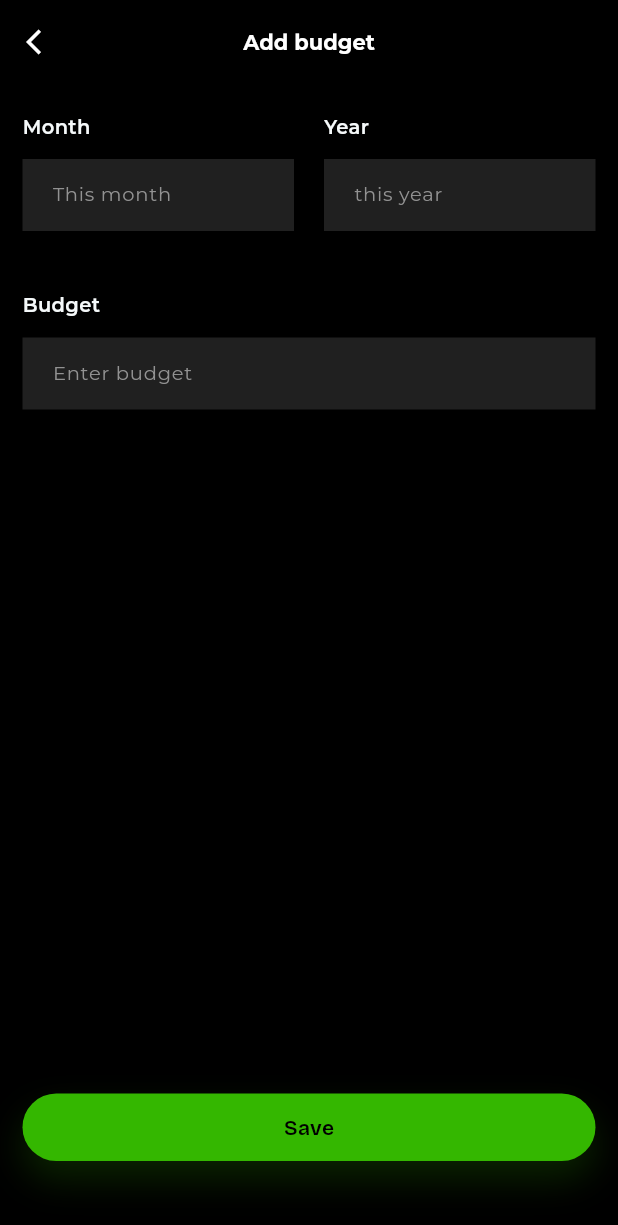
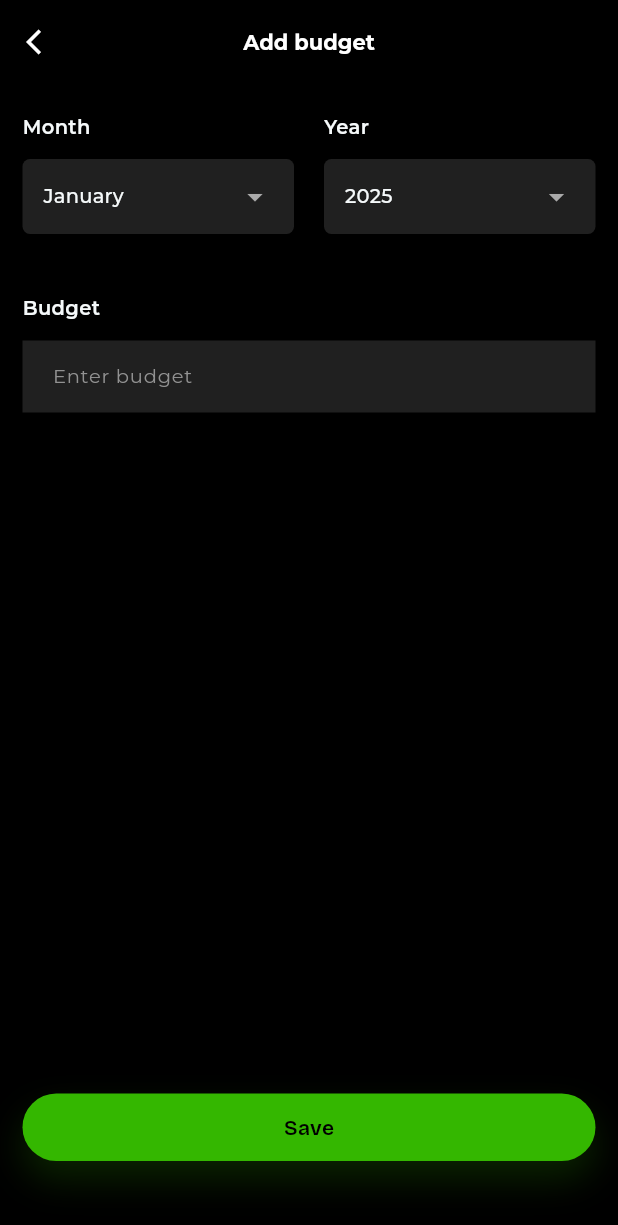
Before and after one commit to saleheen1/simple_expense_tracker, a Flutter app: the screen it shows after launch, after a tap on "Budget", on a phone screen of 412 x 824 dp. Shown: the top 1225 px of the screen. Run offline on Flutter 3.47's test engine with Material 3 defaults, Android fonts, the phone set to English and light mode, and no system bars; our stand-ins replace flutter_svg, get, google_fonts, sqflite; accounts and stored records are empty.

Commit message:
refactor: move mvc of budget and expanse to their dedicated repo

```diff
--- a/lib/core/bindings/all_bindings.dart
+++ b/lib/core/bindings/all_bindings.dart
@@ -1,6 +1,8 @@
 import 'package:get/get.dart';
+import 'package:simple_expense_tracker/features/expanse_and_budget/data/controller/budget_controller.dart';
 import 'package:simple_expense_tracker/features/home/data/controller/navigation_controller.dart';
 
 Future<void> initBindings() async {
   Get.put(NavigationController());
+  Get.lazyPut(() => BudgetController(), fenix: true);
 }
--- /dev/null
+++ b/lib/core/widgets/custom_dropdown.dart
@@ -0,0 +1,93 @@
+import 'package:flutter/material.dart';
+import 'package:get/get.dart';
+import 'package:simple_expense_tracker/core/themes/custom_theme.dart';
+import 'package:simple_expense_tracker/core/utils/text_utils.dart';
+import 'package:simple_expense_tracker/core/utils/ui_const.dart';
+
+class CustomDropDown extends StatelessWidget {
+  const CustomDropDown({
+    super.key,
+    this.onChange,
+    this.items,
+    this.value,
+    this.bgColor,
+    this.borderColor,
+    this.width,
+    this.textStyle,
+    this.icon,
+    this.iconColor,
+    this.borderRadius,
+    this.dropDownTextColor,
+    this.paddingV,
+    this.readonly = false,
+    this.label,
+  });
+
+  final Function(String?)? onChange;
+  final List<String>? items;
+  final String? value;
+  final Color? bgColor;
+  final Color? borderColor;
+  final double? width;
+  final Icon? icon;
+  final Color? iconColor;
+  final BorderRadius? borderRadius;
+  final Color? dropDownTextColor;
+  final TextStyle? textStyle;
+  final double? paddingV;
+  final bool readonly;
+  final String? label;
+
+  @override
+  Widget build(BuildContext context) {
+    final theme = CustomTheme.of(context);
+    return Column(
+      crossAxisAlignment: CrossAxisAlignment.start,
+      children: [
+        if (label != null)
+          Column(
+            crossAxisAlignment: CrossAxisAlignment.start,
+            children: [
+              Text(label!, style: TextUtils.b1SemiBold(context: context)),
+              gapH(12),
+            ],
+          ),
+        Container(
+          decoration: BoxDecoration(
+            color: bgColor ?? theme.cardColor,
+            borderRadius: borderRadius ?? radiusCommon(),
+          ),
+          width: width ?? double.infinity,
+          padding: EdgeInsets.symmetric(
+            horizontal: 14,
+            vertical: paddingV ?? 1,
+          ),
+          child: DropdownButtonHideUnderline(
+            child: ButtonTheme(
+              child: DropdownButton(
+                borderRadius: BorderRadius.circular(2),
+                icon: icon,
+                onChanged: readonly ? null : onChange,
+                iconDisabledColor: iconColor ?? const Color(0xffAAAAAA),
+                iconEnabledColor: iconColor ?? const Color(0xffAAAAAA),
+                dropdownColor: theme.bgColor,
+                elevation: 2,
+                isExpanded: true,
+                value: value,
+                items: items?.map((value) {
+                  return DropdownMenuItem(
+                    value: value,
+                    child: Text(
+                      value.tr,
+                      style: textStyle ?? TextUtils.b1Regular(context: context),
+                    ),
+                  );
+                }).toList(),
+              ),
+            ),
+          ),
+        ),
+      ],
+    );
+  }
+}
--- a/lib/core/database/controller/budget_controller.dart
+++ b/lib/features/expanse_and_budget/data/controller/budget_controller.dart
@@ -1,16 +1,25 @@
 import 'package:flutter/foundation.dart';
-import 'package:simple_expense_tracker/core/database/model/budget_model.dart';
-import 'package:simple_expense_tracker/core/database/repo/budget_repo.dart';
+import 'package:get/get_state_manager/get_state_manager.dart';
+import 'package:simple_expense_tracker/features/expanse_and_budget/data/model/budget_model.dart';
+import 'package:simple_expense_tracker/features/expanse_and_budget/data/repo/budget_repo.dart';
 
 
-class BudgetController {
+
+class BudgetController extends GetxController {
   final BudgetRepo _repo = BudgetRepo();
 
+  //=============
+  // Add budget
+  //=============
   Future<void> addBudget(BudgetModel budget) async {
     await _repo.createBudget(budget);
     debugPrint('Controller: Budget added');
   }
 
+
+  //=============
+  // Fetch Budgets
+  //=============
   Future<List<BudgetModel>> fetchBudgets() async {
     final budgets = await _repo.getAllBudgets();
     debugPrint('Controller: ${budgets.length} budgets fetched');
--- a/lib/core/database/repo/expanse_repo.dart
+++ b/lib/features/expanse_and_budget/data/repo/expanse_repo.dart
@@ -1,12 +1,14 @@
 import 'package:flutter/foundation.dart';
 import 'package:simple_expense_tracker/core/database/database_helper.dart';
-import 'package:simple_expense_tracker/core/database/model/expanse_model.dart';
+import 'package:simple_expense_tracker/features/expanse_and_budget/data/model/expanse_model.dart';
 import 'package:sqflite/sqflite.dart';
 
 class ExpenseRepo {
   final DatabaseHelper _dbHelper = DatabaseHelper();
 
+  //===============
   // Create expense
+  //===============
   Future<void> createExpense(ExpenseModel expense) async {
     try {
       final db = await _dbHelper.database;
@@ -25,7 +27,9 @@ class ExpenseRepo {
     }
   }
 
+  //==================
   // Read all expenses
+  //==================
   Future<List<ExpenseModel>> getAllExpenses() async {
     try {
       final db = await _dbHelper.database;
--- a/lib/features/expanse_and_budget/presentation/add_budget_page.dart
+++ b/lib/features/expanse_and_budget/presentation/add_budget_page.dart
@@ -1,9 +1,12 @@
 import 'package:flutter/material.dart';
+import 'package:get/get.dart';
 import 'package:simple_expense_tracker/core/utils/ui_const.dart';
 import 'package:simple_expense_tracker/core/widgets/appbar_common.dart';
 import 'package:simple_expense_tracker/core/widgets/button_primary.dart';
+import 'package:simple_expense_tracker/core/widgets/custom_dropdown.dart';
 import 'package:simple_expense_tracker/core/widgets/custom_input.dart';
 import 'package:simple_expense_tracker/core/widgets/default_margin_widget.dart';
+import 'package:simple_expense_tracker/features/expanse_and_budget/data/controller/budget_controller.dart';
 
 class AddBudgetPage extends StatelessWidget {
   const AddBudgetPage({super.key});
@@ -13,7 +16,9 @@ class AddBudgetPage extends StatelessWidget {
     return Scaffold(
       appBar: appbarCommon('Add budget', context),
       body: DefaultMarginWidget(
-        child: Column(
+        child: GetBuilder<BudgetController>(
+          builder: (bc) {
+            return Column(
               children: [
                 gapH(15),
                 //==================
@@ -22,15 +27,35 @@ class AddBudgetPage extends StatelessWidget {
                 Row(
                   children: [
                     Expanded(
-                  child: CustomInput(
-                    labelText: 'Month',
-                    hintText: 'This month',
+                      child: CustomDropDown(
+                        label: 'Month',
+                        items: [
+                          'January',
+                          'February',
+                          'March',
+                          'April',
+                          'May',
+                          'June',
+                          'July',
+                          'August',
+                          'September',
+                          'October',
+                          'November',
+                          'December',
+                        ],
+                        value: 'January',
+                        onChange: (p0) => {},
                       ),
                     ),
                     gapW(20),
 
                     Expanded(
-                  child: CustomInput(labelText: 'Year', hintText: 'this year'),
+                      child: CustomDropDown(
+                        label: 'Year',
+                        items: ['2025', '2026'],
+                        value: '2025',
+                        onChange: (p0) => {},
+                      ),
                     ),
                   ],
                 ),
@@ -45,6 +70,8 @@ class AddBudgetPage extends StatelessWidget {
                 ButtonPrimary(text: 'Save', onPressed: () {}),
                 gapH(50),
               ],
+            );
+          },
         ),
       ),
     );
```
Also changed, not shown: lib/features/expanse_and_budget/data/controller/expanse_controller.dart (renamed from lib/core/database/controller/expanse_controller.dart, +9 -2 lines), lib/features/expanse_and_budget/data/repo/budget_repo.dart (renamed from lib/core/database/repo/budget_repo.dart, +6 -1 lines), lib/features/expanse_and_budget/data/model/budget_model.dart (renamed from lib/core/database/model/budget_model.dart), lib/features/expanse_and_budget/data/model/expanse_model.dart (renamed from lib/core/database/model/expanse_model.dart). Lines whose indentation alone changed are shown as unchanged.
